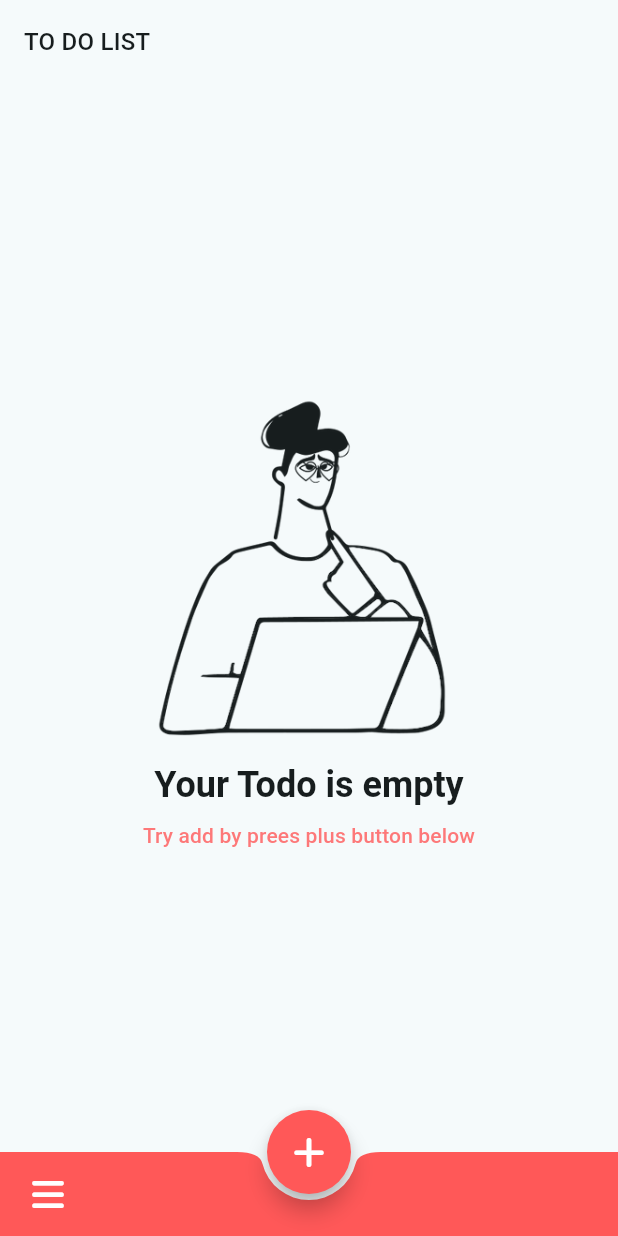
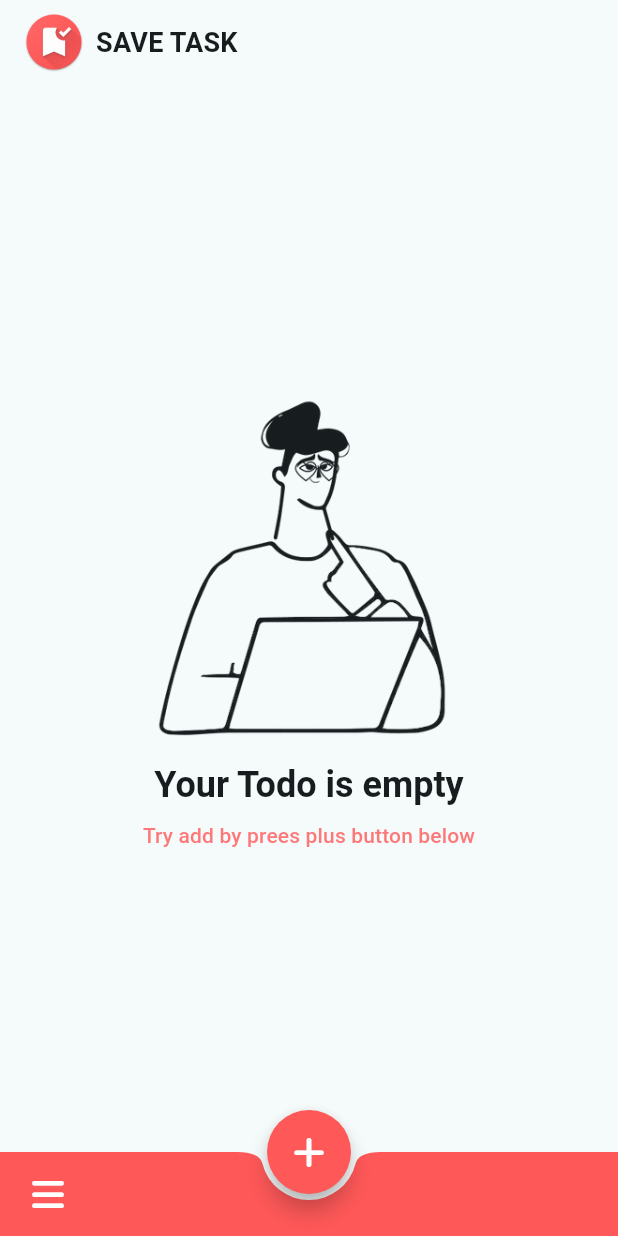
Before and after one commit to danu-ramdhani/saveTask, a Flutter app: the screen it shows once a user with an empty profile is signed in, on a phone screen of 412 x 824 dp. Run offline on Flutter 3.47's test engine with Material 2 defaults, Android fonts, the light colour scheme and no system bars; our stand-ins replace cloud_firestore, firebase_auth, firebase_core, font_awesome_flutter, google_mobile_ads, google_sign_in and 1 more; accounts and stored records are empty; network calls fail.

Commit message:
add logo in appbar

```diff
--- a/lib/screen/tab.dart
+++ b/lib/screen/tab.dart
@@ -17,11 +17,19 @@ class _TabScreenState extends State<TabScreen> {
     return Scaffold(
       resizeToAvoidBottomInset: false,
       appBar: AppBar(
-        titleTextStyle: Theme.of(context).textTheme.titleMedium!.copyWith(),
-        foregroundColor: Theme.of(context).colorScheme.onBackground,
-        title: const Text('TO DO LIST'),
+        titleTextStyle: Theme.of(context).textTheme.titleMedium!.copyWith(
+              fontSize: 18,
+              fontWeight: FontWeight.bold,
+            ),
+        title: const Text('SAVE TASK'),
+        leading: Container(
+          margin: const EdgeInsets.only(left: 16),
+          child: Image.asset(
+            'assets/images/icon.png',
+          ),
+        ),
+        titleSpacing: 8,
         surfaceTintColor: Theme.of(context).colorScheme.primary,
-        // forceMaterialTransparency: true,
       ),
       body: const TodolistScreen(),
       floatingActionButton: const FloatingAddButton(),
```
